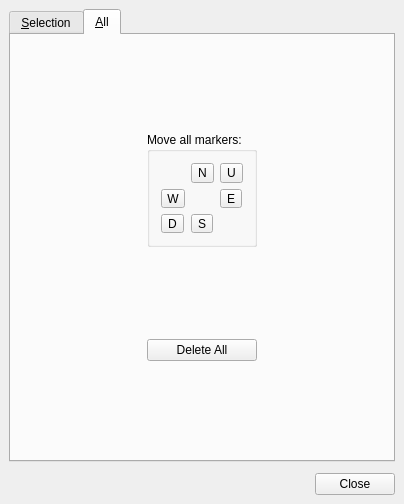
MUME/MMapper, file src/mainwindow/infomarkseditdlg.ui: the form before one commit.
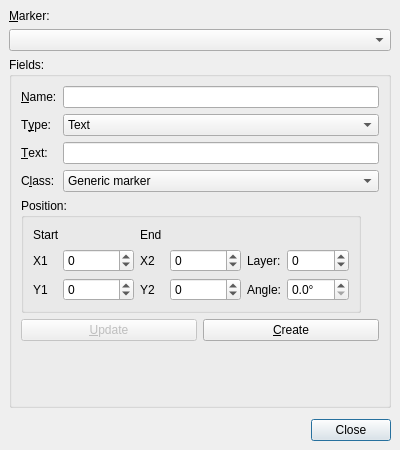
The form after the commit. The open tabs and pages were chosen to show the change.

Commit message: Refactor Info Markers to be editable with the mouse

```diff
--- a/src/mainwindow/infomarkseditdlg.ui
+++ b/src/mainwindow/infomarkseditdlg.ui
@@ -7,20 +7,14 @@
    <rect>
     <x>0</x>
     <y>0</y>
-    <width>404</width>
-    <height>504</height>
+    <width>400</width>
+    <height>450</height>
    </rect>
   </property>
-  <property name="sizePolicy">
-   <sizepolicy hsizetype="Maximum" vsizetype="Maximum">
-    <horstretch>0</horstretch>
-    <verstretch>0</verstretch>
-   </sizepolicy>
-  </property>
   <property name="minimumSize">
    <size>
-    <width>404</width>
-    <height>504</height>
+    <width>400</width>
+    <height>450</height>
    </size>
   </property>
   <property name="baseSize">
@@ -51,30 +45,34 @@
    <property name="bottomMargin">
     <number>9</number>
    </property>
-   <item row="0" column="0">
-    <widget class="QTabWidget" name="tabWidget">
-     <property name="currentIndex">
-      <number>0</number>
+   <item row="3" column="0">
+    <layout class="QHBoxLayout" name="horizontalLayout">
+     <property name="topMargin">
+      <number>5</number>
      </property>
-     <widget class="QWidget" name="tab">
-      <attribute name="title">
-       <string>&amp;Selection</string>
-      </attribute>
-      <layout class="QVBoxLayout" name="verticalLayout">
        <item>
-        <widget class="QLabel" name="textLabel1_2_2">
+      <spacer name="horizontalSpacer">
+       <property name="orientation">
+        <enum>Qt::Horizontal</enum>
+       </property>
+       <property name="sizeHint" stdset="0">
+        <size>
+         <width>40</width>
+         <height>20</height>
+        </size>
+       </property>
+      </spacer>
+     </item>
+     <item>
+      <widget class="QPushButton" name="closeButton">
          <property name="text">
-          <string>&amp;Marker:</string>
-         </property>
-         <property name="buddy">
-          <cstring>objectsList</cstring>
+        <string>Close</string>
          </property>
         </widget>
        </item>
-       <item>
-        <widget class="QComboBox" name="objectsList"/>
-       </item>
-       <item>
+    </layout>
+   </item>
+   <item row="2" column="0">
         <widget class="QGroupBox" name="selectedMarkBox">
          <property name="title">
           <string>Fields:</string>
@@ -95,8 +93,76 @@
           <property name="spacing">
            <number>6</number>
           </property>
-          <item row="4" column="1" colspan="2">
-           <widget class="QLineEdit" name="objectText"/>
+      <item row="3" column="1" colspan="2">
+       <widget class="QComboBox" name="objectType">
+        <item>
+         <property name="text">
+          <string>Text</string>
+         </property>
+        </item>
+        <item>
+         <property name="text">
+          <string>Line</string>
+         </property>
+        </item>
+        <item>
+         <property name="text">
+          <string>Arrow</string>
+         </property>
+        </item>
+       </widget>
+      </item>
+      <item row="3" column="0">
+       <widget class="QLabel" name="textLabel1_2">
+        <property name="text">
+         <string>T&amp;ype:</string>
+        </property>
+        <property name="buddy">
+         <cstring>objectType</cstring>
+        </property>
+       </widget>
+      </item>
+      <item row="2" column="0">
+       <widget class="QLabel" name="textLabel2_2_3">
+        <property name="sizePolicy">
+         <sizepolicy hsizetype="Maximum" vsizetype="Preferred">
+          <horstretch>0</horstretch>
+          <verstretch>0</verstretch>
+         </sizepolicy>
+        </property>
+        <property name="text">
+         <string>&amp;Name:</string>
+        </property>
+        <property name="buddy">
+         <cstring>objectNameStr</cstring>
+        </property>
+       </widget>
+      </item>
+      <item row="11" column="2">
+       <spacer name="verticalSpacer">
+        <property name="orientation">
+         <enum>Qt::Vertical</enum>
+        </property>
+        <property name="sizeHint" stdset="0">
+         <size>
+          <width>20</width>
+          <height>40</height>
+         </size>
+        </property>
+       </spacer>
+      </item>
+      <item row="2" column="1" colspan="2">
+       <widget class="QLineEdit" name="objectNameStr"/>
+      </item>
+      <item row="5" column="0">
+       <widget class="QLabel" name="textLabel3_1">
+        <property name="text">
+         <string>C&amp;lass:</string>
+        </property>
+        <property name="buddy">
+         <cstring>objectClassesList</cstring>
+        </property>
+       </widget>
           </item>
           <item row="5" column="1" colspan="2">
            <widget class="QComboBox" name="objectClassesList">
@@ -152,26 +218,6 @@
             </item>
            </widget>
           </item>
-          <item row="5" column="0">
-           <widget class="QLabel" name="textLabel3_1">
-            <property name="text">
-             <string>C&amp;lass:</string>
-            </property>
-            <property name="buddy">
-             <cstring>objectClassesList</cstring>
-            </property>
-           </widget>
-          </item>
-          <item row="2" column="0">
-           <widget class="QLabel" name="textLabel2_2_3">
-            <property name="text">
-             <string>&amp;Name:</string>
-            </property>
-            <property name="buddy">
-             <cstring>objectNameStr</cstring>
-            </property>
-           </widget>
-          </item>
           <item row="6" column="0" colspan="3">
            <widget class="QGroupBox" name="positionGroupBox">
             <property name="minimumSize">
@@ -360,6 +406,53 @@
             </layout>
            </widget>
           </item>
+      <item row="4" column="1" colspan="2">
+       <widget class="QLineEdit" name="objectText"/>
+      </item>
+      <item row="10" column="0" colspan="3">
+       <widget class="QFrame" name="frame">
+        <property name="frameShape">
+         <enum>QFrame::NoFrame</enum>
+        </property>
+        <property name="frameShadow">
+         <enum>QFrame::Plain</enum>
+        </property>
+        <property name="lineWidth">
+         <number>0</number>
+        </property>
+        <layout class="QHBoxLayout" name="horizontalLayout_2">
+         <property name="leftMargin">
+          <number>0</number>
+         </property>
+         <property name="topMargin">
+          <number>0</number>
+         </property>
+         <property name="rightMargin">
+          <number>0</number>
+         </property>
+         <property name="bottomMargin">
+          <number>0</number>
+         </property>
+         <item>
+          <widget class="QPushButton" name="objectModify">
+           <property name="enabled">
+            <bool>false</bool>
+           </property>
+           <property name="text">
+            <string>&amp;Update</string>
+           </property>
+          </widget>
+         </item>
+         <item>
+          <widget class="QPushButton" name="objectCreate">
+           <property name="text">
+            <string>&amp;Create</string>
+           </property>
+          </widget>
+         </item>
+        </layout>
+       </widget>
+      </item>
           <item row="4" column="0">
            <widget class="QLabel" name="textLabel2_2">
             <property name="text">
@@ -370,214 +463,21 @@
             </property>
            </widget>
           </item>
-          <item row="3" column="0">
-           <widget class="QLabel" name="textLabel1_2">
-            <property name="text">
-             <string>T&amp;ype:</string>
-            </property>
-            <property name="buddy">
-             <cstring>objectType</cstring>
-            </property>
-           </widget>
-          </item>
-          <item row="3" column="1" colspan="2">
-           <widget class="QComboBox" name="objectType">
-            <item>
-             <property name="text">
-              <string>Text mark</string>
-             </property>
-            </item>
-            <item>
-             <property name="text">
-              <string>Line</string>
-             </property>
-            </item>
-            <item>
-             <property name="text">
-              <string>Arrow</string>
-             </property>
-            </item>
-           </widget>
-          </item>
-          <item row="2" column="1" colspan="2">
-           <widget class="QLineEdit" name="objectNameStr"/>
-          </item>
-          <item row="10" column="2">
-           <widget class="QPushButton" name="objectDelete">
-            <property name="enabled">
-             <bool>false</bool>
-            </property>
-            <property name="text">
-             <string>&amp;Delete</string>
-            </property>
-           </widget>
-          </item>
-          <item row="10" column="1">
-           <widget class="QPushButton" name="objectCreate">
-            <property name="text">
-             <string>&amp;Create</string>
-            </property>
-           </widget>
-          </item>
-          <item row="10" column="0">
-           <widget class="QPushButton" name="objectModify">
-            <property name="enabled">
-             <bool>false</bool>
-            </property>
-            <property name="text">
-             <string>&amp;Update</string>
-            </property>
-           </widget>
-          </item>
          </layout>
         </widget>
        </item>
-      </layout>
-     </widget>
-     <widget class="QWidget" name="tab_2">
-      <attribute name="title">
-       <string>&amp;All</string>
-      </attribute>
-      <layout class="QGridLayout" name="gridLayout_2">
        <item row="0" column="0">
-        <widget class="QGroupBox" name="selectExitGroupBox">
-         <property name="minimumSize">
-          <size>
-           <width>110</width>
-           <height>115</height>
-          </size>
-         </property>
-         <property name="maximumSize">
-          <size>
-           <width>110</width>
-           <height>115</height>
-          </size>
-         </property>
-         <property name="title">
-          <string>Move all markers:</string>
-         </property>
-         <layout class="QGridLayout" name="exitButtonLayout">
-          <item row="0" column="1">
-           <widget class="QToolButton" name="layerNButton">
-            <property name="sizePolicy">
-             <sizepolicy hsizetype="Fixed" vsizetype="Fixed">
-              <horstretch>0</horstretch>
-              <verstretch>0</verstretch>
-             </sizepolicy>
-            </property>
+    <widget class="QLabel" name="textLabel1_2_2">
             <property name="text">
-             <string>N</string>
-            </property>
-           </widget>
-          </item>
-          <item row="0" column="2">
-           <widget class="QToolButton" name="layerUpButton">
-            <property name="sizePolicy">
-             <sizepolicy hsizetype="Fixed" vsizetype="Fixed">
-              <horstretch>0</horstretch>
-              <verstretch>0</verstretch>
-             </sizepolicy>
-            </property>
-            <property name="text">
-             <string>U</string>
-            </property>
-           </widget>
-          </item>
-          <item row="1" column="2">
-           <widget class="QToolButton" name="layerEButton">
-            <property name="sizePolicy">
-             <sizepolicy hsizetype="Fixed" vsizetype="Fixed">
-              <horstretch>0</horstretch>
-              <verstretch>0</verstretch>
-             </sizepolicy>
-            </property>
-            <property name="text">
-             <string>E</string>
-            </property>
-           </widget>
-          </item>
+      <string>&amp;Marker:</string>
+     </property>
+     <property name="buddy">
+      <cstring>objectsList</cstring>
+     </property>
+    </widget>
+   </item>
           <item row="1" column="0">
-           <widget class="QToolButton" name="layerWButton">
-            <property name="sizePolicy">
-             <sizepolicy hsizetype="Fixed" vsizetype="Fixed">
-              <horstretch>0</horstretch>
-              <verstretch>0</verstretch>
-             </sizepolicy>
-            </property>
-            <property name="text">
-             <string>W</string>
-            </property>
-           </widget>
-          </item>
-          <item row="2" column="0">
-           <widget class="QToolButton" name="layerDownButton">
-            <property name="sizePolicy">
-             <sizepolicy hsizetype="Fixed" vsizetype="Fixed">
-              <horstretch>0</horstretch>
-              <verstretch>0</verstretch>
-             </sizepolicy>
-            </property>
-            <property name="text">
-             <string>D</string>
-            </property>
-           </widget>
-          </item>
-          <item row="2" column="1">
-           <widget class="QToolButton" name="layerSButton">
-            <property name="sizePolicy">
-             <sizepolicy hsizetype="Fixed" vsizetype="Fixed">
-              <horstretch>0</horstretch>
-              <verstretch>0</verstretch>
-             </sizepolicy>
-            </property>
-            <property name="text">
-             <string>S</string>
-            </property>
-           </widget>
-          </item>
-         </layout>
-        </widget>
-       </item>
-       <item row="1" column="0">
-        <widget class="QPushButton" name="objectDeleteAll">
-         <property name="enabled">
-          <bool>true</bool>
-         </property>
-         <property name="text">
-          <string>Delete All</string>
-         </property>
-        </widget>
-       </item>
-      </layout>
-     </widget>
-    </widget>
-   </item>
-   <item row="1" column="0">
-    <layout class="QHBoxLayout" name="horizontalLayout">
-     <property name="topMargin">
-      <number>5</number>
-     </property>
-     <item>
-      <spacer name="horizontalSpacer">
-       <property name="orientation">
-        <enum>Qt::Horizontal</enum>
-       </property>
-       <property name="sizeHint" stdset="0">
-        <size>
-         <width>40</width>
-         <height>20</height>
-        </size>
-       </property>
-      </spacer>
-     </item>
-     <item>
-      <widget class="QPushButton" name="closeButton">
-       <property name="text">
-        <string>Close</string>
-       </property>
-      </widget>
-     </item>
-    </layout>
+    <widget class="QComboBox" name="objectsList"/>
    </item>
   </layout>
  </widget>
```
Left out of the diff: 9 changed lines with no effect on the pictures. Lines whose indentation alone changed are shown as unchanged. The commit also changes 19 other files.
